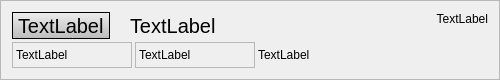
Old version of the form strips/kontierungstrip.ui in the repository qohelet/QtZeiterfassung.
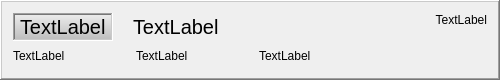
New version of the form.

Commit message: Strips now have a more visible frame

```diff
--- a/strips/kontierungstrip.ui
+++ b/strips/kontierungstrip.ui
@@ -14,7 +14,7 @@
    <string>Form</string>
   </property>
   <property name="frameShape">
-   <enum>QFrame::StyledPanel</enum>
+   <enum>QFrame::WinPanel</enum>
   </property>
   <property name="frameShadow">
    <enum>QFrame::Raised</enum>
@@ -39,7 +39,7 @@
         <string notr="true">QLabel { background-color: qlineargradient( x1:0 y1:0, x2:0 y2:1, stop:0 #EEEEEE, stop:1 #BBBBBB); }</string>
        </property>
        <property name="frameShape">
-        <enum>QFrame::StyledPanel</enum>
+        <enum>QFrame::WinPanel</enum>
        </property>
        <property name="frameShadow">
         <enum>QFrame::Sunken</enum>
@@ -83,12 +83,6 @@
          <height>0</height>
         </size>
        </property>
-       <property name="frameShape">
-        <enum>QFrame::StyledPanel</enum>
-       </property>
-       <property name="frameShadow">
-        <enum>QFrame::Sunken</enum>
-       </property>
        <property name="text">
         <string>TextLabel</string>
        </property>
@@ -102,12 +96,6 @@
          <height>0</height>
         </size>
        </property>
-       <property name="frameShape">
-        <enum>QFrame::StyledPanel</enum>
-       </property>
-       <property name="frameShadow">
-        <enum>QFrame::Sunken</enum>
-       </property>
        <property name="text">
         <string>TextLabel</string>
        </property>
```
The commit also changes 1 other file.
